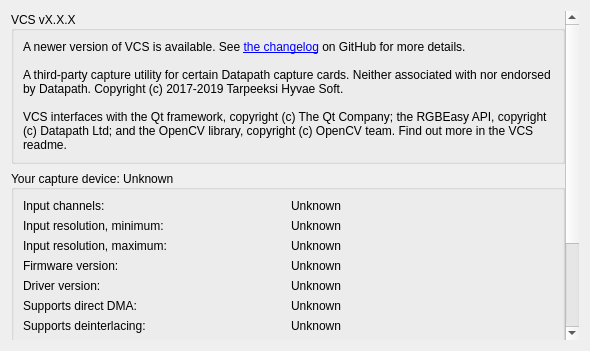
Old version of the form src/display/qt/dialogs/ui/about_dialog.ui in the repository mrehkopf/vcs.
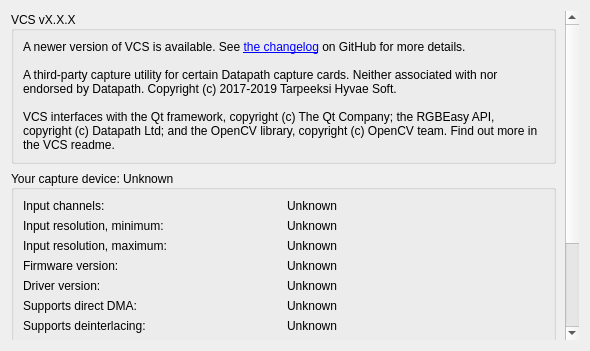
New version of the form.

The edit to the form file:
```diff
--- a/src/display/qt/dialogs/ui/about_dialog.ui
+++ b/src/display/qt/dialogs/ui/about_dialog.ui
@@ -42,7 +42,7 @@
         <number>0</number>
        </property>
        <property name="rightMargin">
-        <number>0</number>
+        <number>9</number>
        </property>
        <property name="bottomMargin">
         <number>0</number>
```
